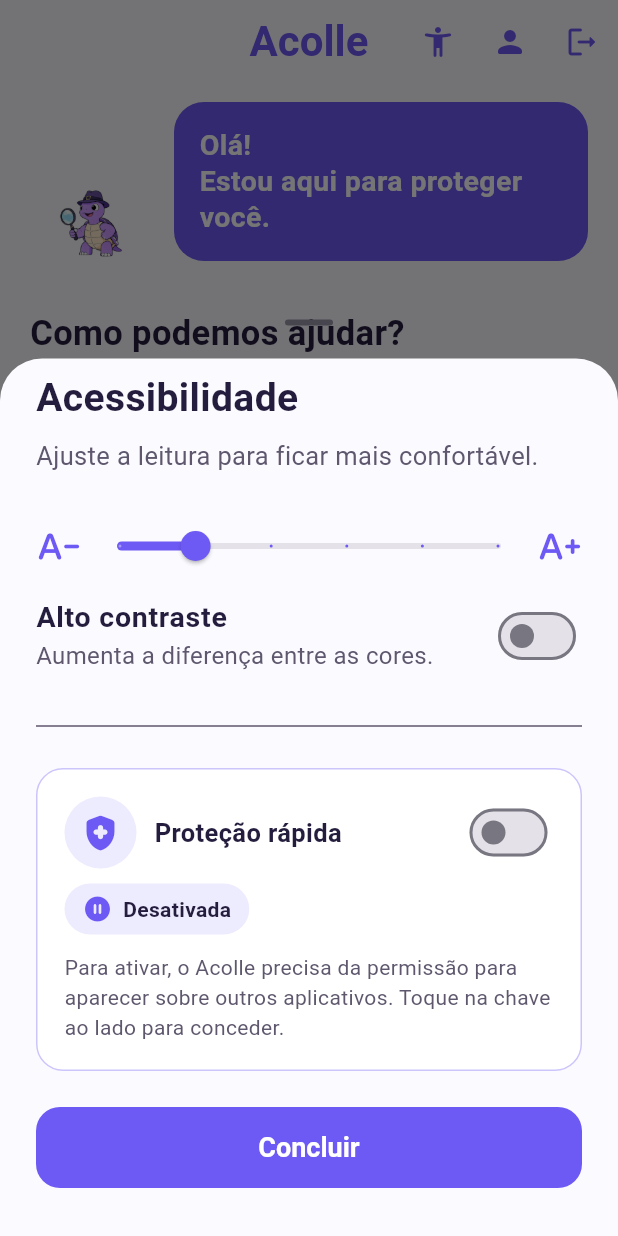
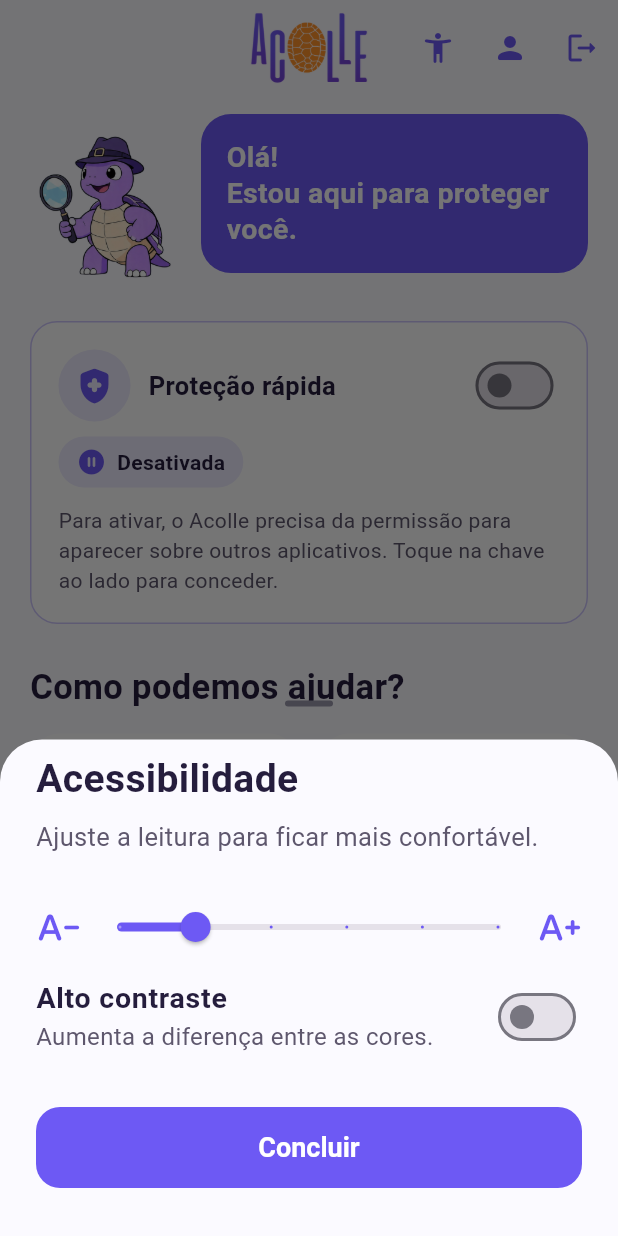
Before and after one commit to ACOLLE-CORP/acolle-app, a Flutter app: the HomePage screen opened directly, after a tap on the "accessibility new" icon, on a phone screen of 412 x 824 dp. Run offline on Flutter 3.47's test engine with Material 3 defaults, Android fonts, the phone set to English and light mode, and no system bars; our stand-ins replace cloud_firestore, firebase_auth, firebase_core, firebase_messaging, mask_text_input_formatter, permission_handler and 2 more; missing offline and left inert: alarm, phone_state; accounts and stored records are empty.

Commit message:
feat: Edição no Home e Splash

```diff
--- a/lib/telas/home_page.dart
+++ b/lib/telas/home_page.dart
@@ -314,20 +314,7 @@
                           },
                         ),
 
-                        const SizedBox(height: 16),
-
-                        Divider(
-                          color: AcolleDesign
-                              .corTextoSecundario(
-                            altoContraste,
-                          ),
-                        ),
-
-                        const SizedBox(height: 8),
-
-                        const BotaoFlutuanteCard(),
-
-                        const SizedBox(height: 12),
+                        const SizedBox(height: 24),
 
                         FilledButton(
                           style: FilledButton.styleFrom(
@@ -408,16 +395,17 @@
         ),
         elevation: 0,
 
-        title: Text(
-          'Acolle',
-          style: TextStyle(
-            color:
-                AcolleDesign.corIcone(
-              altoContraste,
+        toolbarHeight: 64,
+
+        title: Semantics(
+          label: 'Acolle',
+          image: true,
+          child: ExcludeSemantics(
+            child: Image.asset(
+              'assets/images/logo_acolle.png',
+              height: 50,
+              fit: BoxFit.contain,
             ),
-            fontWeight:
-                FontWeight.bold,
-            fontSize: 28,
           ),
         ),
 
@@ -488,7 +476,12 @@
                 altoContraste,
               ),
 
-              const SizedBox(height: 26),
+              const SizedBox(height: 14),
+
+              // Ativar/desativar o botão flutuante de proteção rápida.
+              const BotaoFlutuanteCard(),
+
+              const SizedBox(height: 14),
 
               Text(
                 'Como podemos ajudar?',
@@ -535,9 +528,9 @@
       children: [
         ExcludeSemantics(
           child: Image.asset(
-            'assets/images/mascote.png',
-            height: 82,
-            width: 82,
+            'assets/images/mascote_home.png',
+            height: 100,
+            width: 100,
           ),
         ),
 
```
Also changed, not shown: lib/telas/splash_page.dart (+25 -11 lines), assets/images/logo_acolle.png (added), assets/images/mascote_home.png (added), 1 other file.
